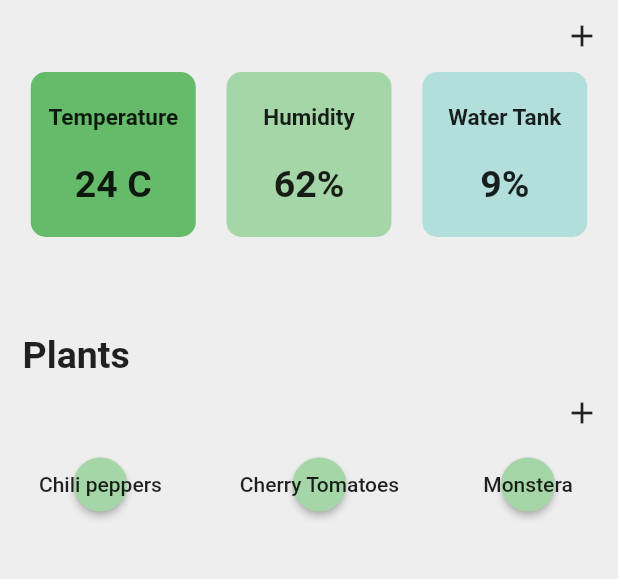
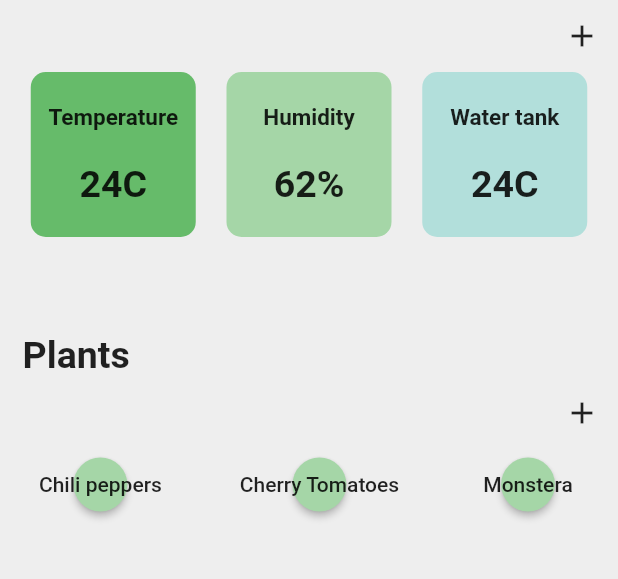
Before and after one commit to EssiPry/lut-my-balcony-pal, a Flutter app: the screen it shows after launch, on a phone screen of 412 x 824 dp, the part 312-891 px from its top. Run offline on Flutter 3.47's test engine with Material 2 defaults, Android fonts, the phone set to English and light mode, and no system bars.

Commit message:
more small fixes

```diff
--- a/my_balcony_pal/lib/main.dart
+++ b/my_balcony_pal/lib/main.dart
@@ -100,52 +100,39 @@ class Section extends StatelessWidget {
   }
 }
 
+class BalconyObject extends StatelessWidget {
+  String text;
+  String number;
+  var color;
+
+  BalconyObject(this.text, this.number, this.color);
+  Widget build(BuildContext context) {
+    return Container(
+          height: 110,
+          width: 110,
+          decoration: BoxDecoration(
+              borderRadius: BorderRadius.circular(10),
+              color: color),
+          child: Column(
+              mainAxisAlignment: MainAxisAlignment.spaceEvenly,
+              children: [
+                Text(text,
+                    style: TextStyle(fontSize: 15, fontWeight: FontWeight.bold)),
+                Text(number,
+                    style: TextStyle(fontSize: 25, fontWeight: FontWeight.bold))
+              ]));
+  }
+}
+
 class BalconyInfo extends StatelessWidget {
   @override
   Widget build(BuildContext context) {
     return Column(children: [Section('Balcony'),
     Row(mainAxisAlignment: MainAxisAlignment.spaceEvenly, children: [
-      Container(
-          height: 110,
-          width: 110,
-          decoration: BoxDecoration(
-              borderRadius: BorderRadius.circular(10),
-              color: Colors.green[400]),
-          child: Column(
-              mainAxisAlignment: MainAxisAlignment.spaceEvenly,
-              children: [
-                Text('Temperature',
-                    style: TextStyle(fontSize: 15, fontWeight: FontWeight.bold)),
-                Text('24 C',
-                    style: TextStyle(fontSize: 25, fontWeight: FontWeight.bold))
-              ])),
-      Container(
-           height: 110,
-          width: 110,
-          decoration: BoxDecoration(
-              borderRadius: BorderRadius.circular(10),
-              color: Colors.green[200]),
-          child: Column(
-              mainAxisAlignment: MainAxisAlignment.spaceEvenly,
-              children: [
-                Text('Humidity',
-                    style: TextStyle(fontSize: 15, fontWeight: FontWeight.bold)),
-                Text('62%',
-                    style: TextStyle(fontSize: 25, fontWeight: FontWeight.bold))
-              ])),
-      Container(
-          height: 110,
-          width: 110,
-          decoration: BoxDecoration(
-              borderRadius: BorderRadius.circular(10), color: Colors.teal[100]),
-          child: Column(
-              mainAxisAlignment: MainAxisAlignment.spaceEvenly,
-              children: [
-                Text('Water Tank',
-                    style: TextStyle(fontSize: 15, fontWeight: FontWeight.bold)),
-                Text('9%',
-                    style: TextStyle(fontSize: 25, fontWeight: FontWeight.bold))
-              ])),
+      BalconyObject('Temperature', '24C',Colors.green[400]),
+      BalconyObject('Humidity', '62%', Colors.green[200]),
+      BalconyObject('Water tank', '24C', Colors.teal[100]),
+
     ])]);
   }
 }
```
